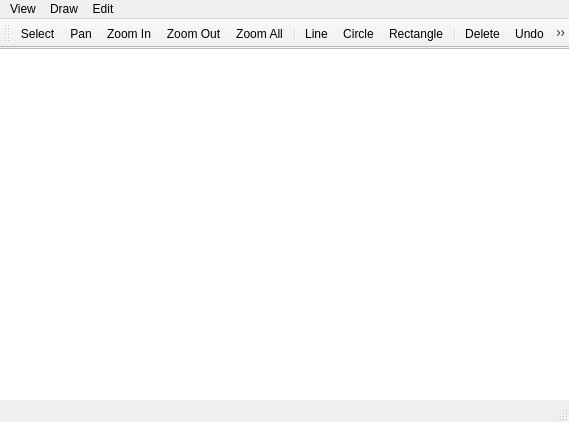
Before: the Qt Designer form MainWindow.ui in clsk/CAD, drawn with Qt 5.
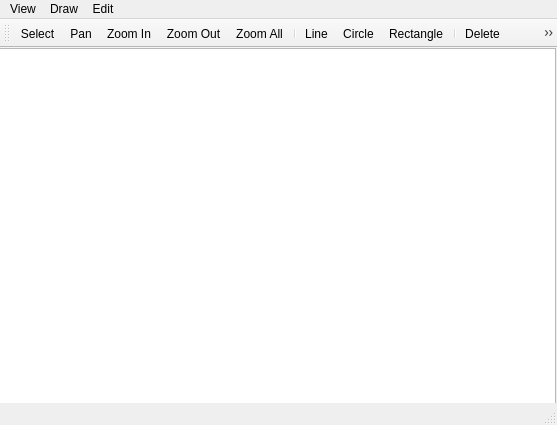
After: the same form once the commit is applied. Icons and pictures are not drawn.

```diff
--- a/MainWindow.ui
+++ b/MainWindow.ui
@@ -6,8 +6,8 @@
    <rect>
     <x>0</x>
     <y>0</y>
-    <width>569</width>
-    <height>422</height>
+    <width>557</width>
+    <height>425</height>
    </rect>
   </property>
   <property name="windowTitle">
@@ -17,13 +17,19 @@
    <property name="enabled">
     <bool>true</bool>
    </property>
+   <property name="sizePolicy">
+    <sizepolicy hsizetype="Expanding" vsizetype="Expanding">
+     <horstretch>0</horstretch>
+     <verstretch>0</verstretch>
+    </sizepolicy>
+   </property>
    <widget class="QGraphicsView" name="graphicsView">
     <property name="geometry">
      <rect>
       <x>-5</x>
       <y>0</y>
-      <width>581</width>
-      <height>381</height>
+      <width>561</width>
+      <height>361</height>
      </rect>
     </property>
    </widget>
@@ -33,7 +39,7 @@
     <rect>
      <x>0</x>
      <y>0</y>
-     <width>569</width>
+     <width>557</width>
      <height>22</height>
     </rect>
    </property>
@@ -87,6 +93,7 @@
    <addaction name="actionDelete"/>
    <addaction name="actionUndo"/>
    <addaction name="actionRedo"/>
+   <addaction name="actionChange_Color"/>
   </widget>
   <widget class="QStatusBar" name="statusBar"/>
   <action name="actionLine">
@@ -203,6 +210,15 @@
     <string>Delete</string>
    </property>
   </action>
+  <action name="actionChange_Color">
+   <property name="icon">
+    <iconset resource="resources.qrc">
+     <normaloff>:/Icons/Icons/color.png</normaloff>:/Icons/Icons/color.png</iconset>
+   </property>
+   <property name="text">
+    <string>Change Color</string>
+   </property>
+  </action>
  </widget>
  <layoutdefault spacing="6" margin="11"/>
  <resources>
```
Left out of the diff: 1 changed line with no effect on the pictures.
